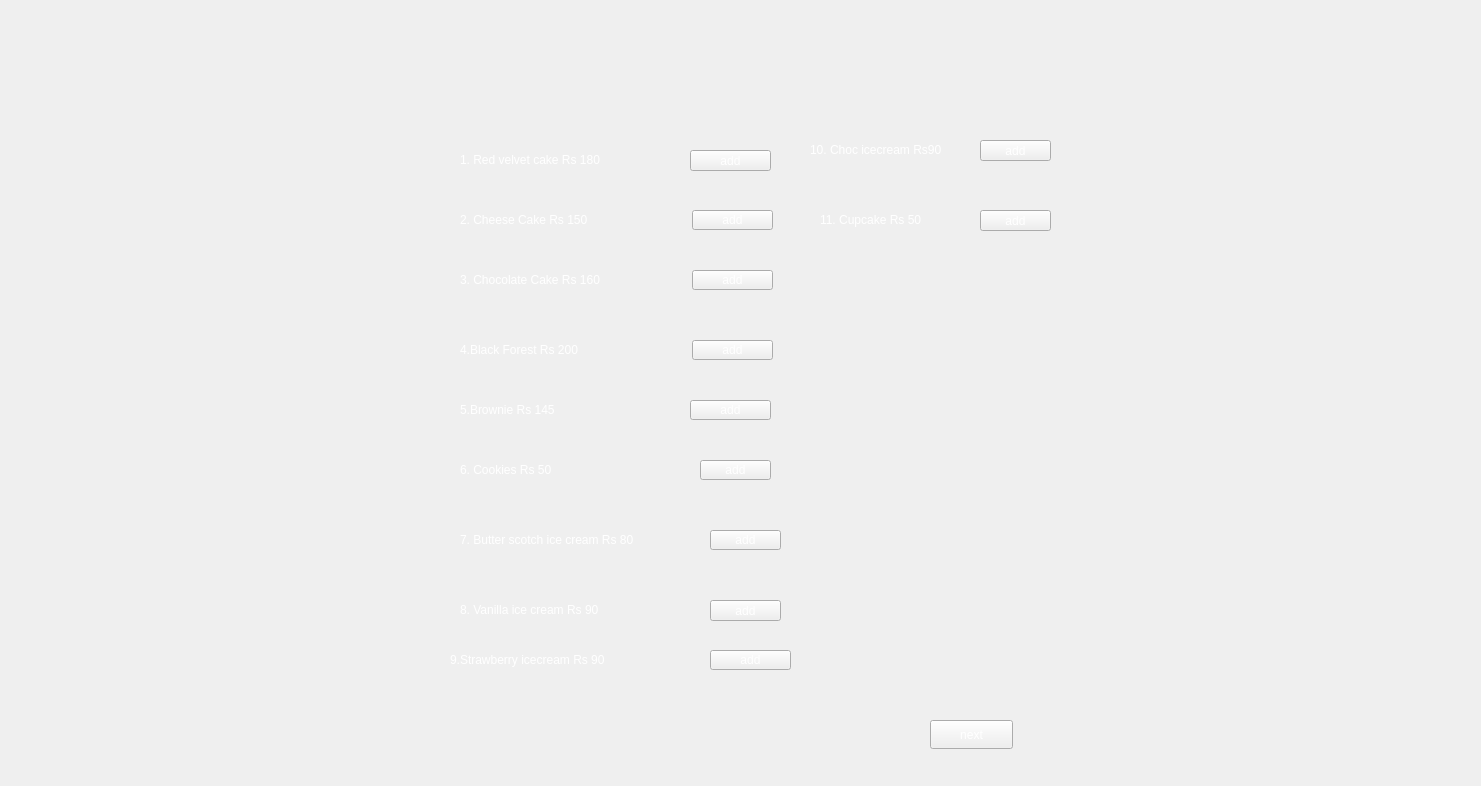
The window that mainwindow.ui (manasvi30/the-muncheese-project) describes before a commit, drawn with Qt 5.
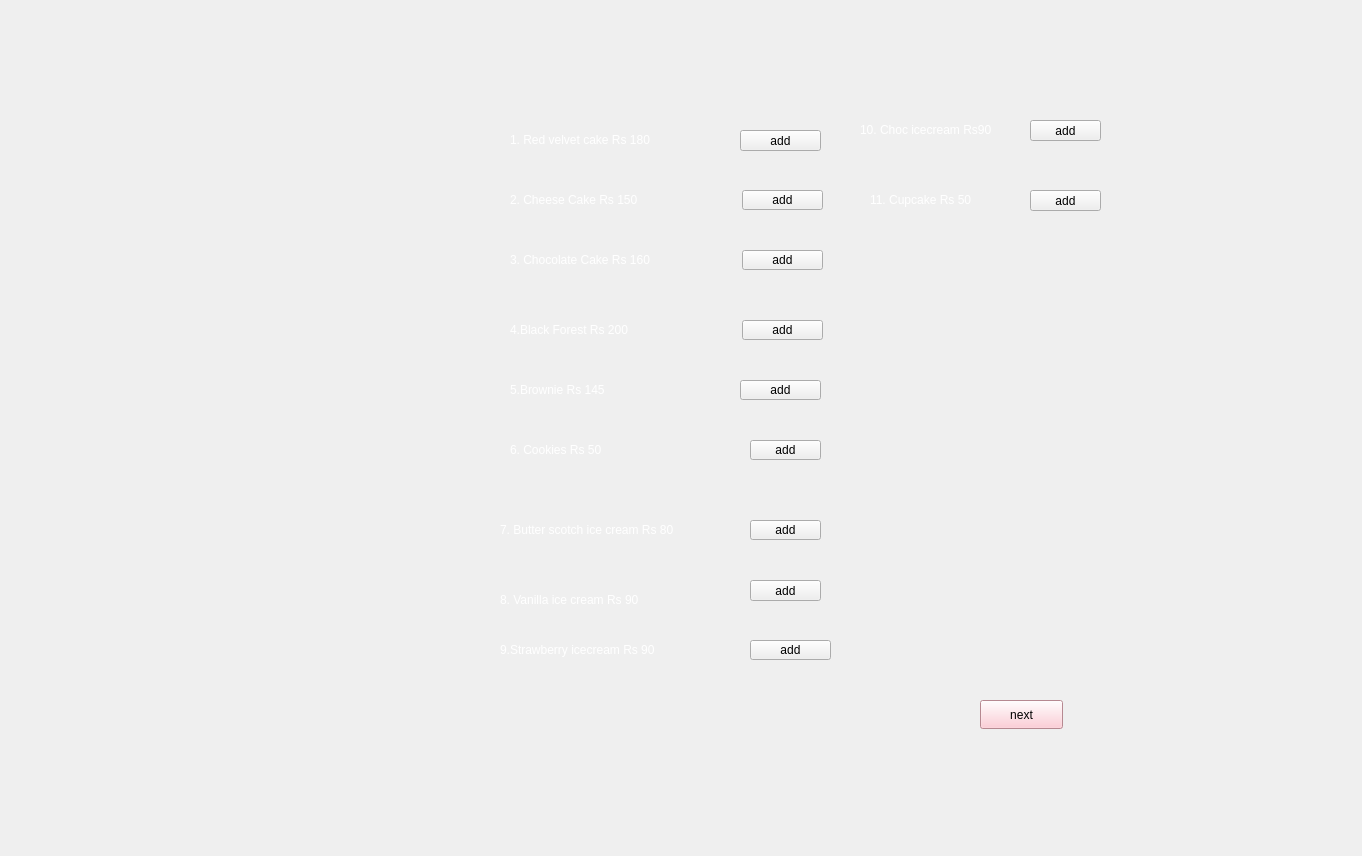
The same window after the commit. The open tabs and pages were chosen to show the change.

What changed in the file:
```diff
--- a/mainwindow.ui
+++ b/mainwindow.ui
@@ -6,8 +6,8 @@
    <rect>
     <x>0</x>
     <y>0</y>
-    <width>1481</width>
-    <height>786</height>
+    <width>1362</width>
+    <height>856</height>
    </rect>
   </property>
   <property name="windowTitle">
@@ -19,10 +19,10 @@
   <widget class="QStackedWidget" name="stackedWidget1">
    <property name="geometry">
     <rect>
-     <x>90</x>
-     <y>20</y>
+     <x>140</x>
+     <y>0</y>
      <width>1151</width>
-     <height>841</height>
+     <height>831</height>
     </rect>
    </property>
    <property name="currentIndex">
@@ -735,7 +735,8 @@
       </rect>
      </property>
      <property name="styleSheet">
-      <string notr="true">background-color:pink;\ncolor:white</string>
+      <string notr="true">background-color:pink;
+color:black;</string>
      </property>
      <property name="text">
       <string>next</string>
@@ -750,6 +751,10 @@
        <height>21</height>
       </rect>
      </property>
+     <property name="styleSheet">
+      <string notr="true">color:black;
+</string>
+     </property>
      <property name="text">
       <string>add</string>
      </property>
@@ -763,6 +768,9 @@
        <height>20</height>
       </rect>
      </property>
+     <property name="styleSheet">
+      <string notr="true">color:black;</string>
+     </property>
      <property name="text">
       <string>add</string>
      </property>
@@ -776,6 +784,9 @@
        <height>20</height>
       </rect>
      </property>
+     <property name="styleSheet">
+      <string notr="true">color:black;</string>
+     </property>
      <property name="text">
       <string>add</string>
      </property>
@@ -789,6 +800,9 @@
        <height>20</height>
       </rect>
      </property>
+     <property name="styleSheet">
+      <string notr="true">color:black;</string>
+     </property>
      <property name="text">
       <string>add</string>
      </property>
@@ -802,6 +816,9 @@
        <height>20</height>
       </rect>
      </property>
+     <property name="styleSheet">
+      <string notr="true">color:black;</string>
+     </property>
      <property name="text">
       <string>add</string>
      </property>
@@ -815,6 +832,9 @@
        <height>20</height>
       </rect>
      </property>
+     <property name="styleSheet">
+      <string notr="true">color:black;</string>
+     </property>
      <property name="text">
       <string>add</string>
      </property>
@@ -822,12 +842,15 @@
     <widget class="QPushButton" name="pushButton_butter">
      <property name="geometry">
       <rect>
-       <x>620</x>
-       <y>510</y>
+       <x>610</x>
+       <y>520</y>
        <width>71</width>
        <height>20</height>
       </rect>
      </property>
+     <property name="styleSheet">
+      <string notr="true">color:black;</string>
+     </property>
      <property name="text">
       <string>add</string>
      </property>
@@ -835,12 +858,15 @@
     <widget class="QPushButton" name="pushButton_vanilla">
      <property name="geometry">
       <rect>
-       <x>620</x>
+       <x>610</x>
        <y>580</y>
        <width>71</width>
        <height>21</height>
       </rect>
      </property>
+     <property name="styleSheet">
+      <string notr="true">color:black;</string>
+     </property>
      <property name="text">
       <string>add</string>
      </property>
@@ -848,12 +874,15 @@
     <widget class="QPushButton" name="pushButton_strawberry">
      <property name="geometry">
       <rect>
-       <x>620</x>
-       <y>630</y>
+       <x>610</x>
+       <y>640</y>
        <width>81</width>
        <height>20</height>
       </rect>
      </property>
+     <property name="styleSheet">
+      <string notr="true">color:black;</string>
+     </property>
      <property name="text">
       <string>add</string>
      </property>
@@ -867,6 +896,9 @@
        <height>21</height>
       </rect>
      </property>
+     <property name="styleSheet">
+      <string notr="true">color:black;</string>
+     </property>
      <property name="text">
       <string>add</string>
      </property>
@@ -880,6 +912,9 @@
        <height>21</height>
       </rect>
      </property>
+     <property name="styleSheet">
+      <string notr="true">color:black;</string>
+     </property>
      <property name="text">
       <string>add</string>
      </property>
@@ -965,8 +1000,8 @@
     <widget class="QLabel" name="label_70">
      <property name="geometry">
       <rect>
-       <x>370</x>
-       <y>580</y>
+       <x>360</x>
+       <y>590</y>
        <width>181</width>
        <height>20</height>
       </rect>
@@ -978,8 +1013,8 @@
     <widget class="QLabel" name="label_71">
      <property name="geometry">
       <rect>
-       <x>370</x>
-       <y>510</y>
+       <x>360</x>
+       <y>520</y>
        <width>211</width>
        <height>20</height>
       </rect>
@@ -992,7 +1027,7 @@
      <property name="geometry">
       <rect>
        <x>360</x>
-       <y>630</y>
+       <y>640</y>
        <width>211</width>
        <height>20</height>
       </rect>
@@ -1006,7 +1041,7 @@
       <rect>
        <x>720</x>
        <y>120</y>
-       <width>251</width>
+       <width>161</width>
        <height>20</height>
       </rect>
      </property>
```
Left out of the diff: 231 changed lines with no effect on the pictures.
